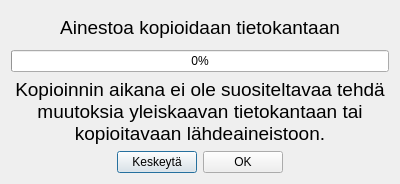
First picture: the form in ui/yleiskaava_dialog_copy_message.ui, repository ernoma/yleiskaava, before the edit.
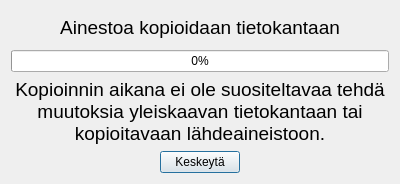
Second picture: the form after the edit.

Patch:
```diff
--- a/ui/yleiskaava_dialog_copy_message.ui
+++ b/ui/yleiskaava_dialog_copy_message.ui
@@ -91,19 +91,6 @@
        </property>
       </widget>
      </item>
-     <item>
-      <widget class="QPushButton" name="pushButtonClose">
-       <property name="sizePolicy">
-        <sizepolicy hsizetype="Preferred" vsizetype="Fixed">
-         <horstretch>0</horstretch>
-         <verstretch>0</verstretch>
-        </sizepolicy>
-       </property>
-       <property name="text">
-        <string>OK</string>
-       </property>
-      </widget>
-     </item>
      <item>
       <spacer name="horizontalSpacer_2">
        <property name="orientation">
```
